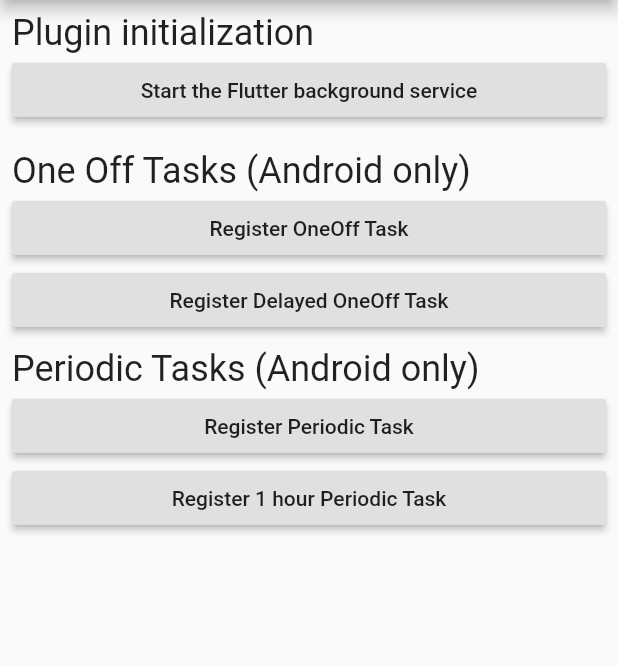
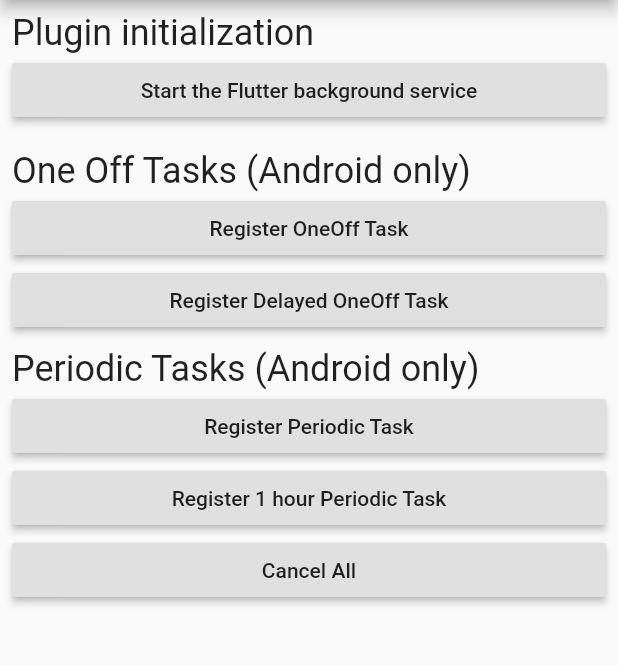
Before and after one commit to fluttercommunity/flutter_workmanager, a Flutter app: the screen it shows after launch, on a phone screen of 412 x 824 dp, the part 84-749 px from its top. Run offline on Flutter 3.47's test engine with Material 2 defaults, Android fonts, the phone set to English and light mode, and no system bars.

Commit message:
Fixed the cancelAll crash on android (#29)

```diff
--- a/example/lib/main.dart
+++ b/example/lib/main.dart
@@ -136,6 +136,14 @@ class _MyAppState extends State<MyApp> {
                       frequency: Duration(hours: 1),
                     );
                   }),
+              PlatformEnabledButton(
+                platform: _Platform.android,
+                child: Text("Cancel All"),
+                onPressed: () async {
+                  await Workmanager.cancelAll();
+                  print('Cancel all tasks completed');
+                },
+              ),
             ],
           ),
         ),
--- a/lib/src/workmanager.dart
+++ b/lib/src/workmanager.dart
@@ -160,7 +160,7 @@ class Workmanager {
 
   /// Cancels all tasks
   static Future<void> cancelAll() async =>
-      await _foregroundChannel.invokeMethod("cancelAll");
+      await _foregroundChannel.invokeMethod("cancelAllTasks");
 }
 
 /// A helper object to convert the selected options to JSON format. Mainly for testability.
```
